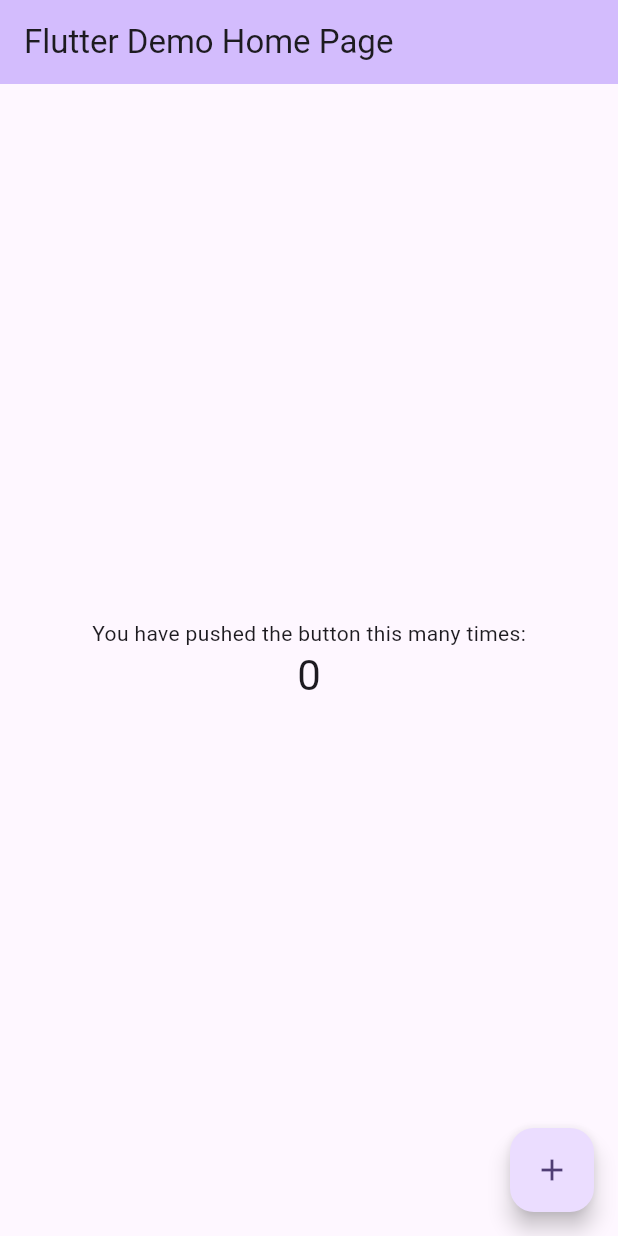
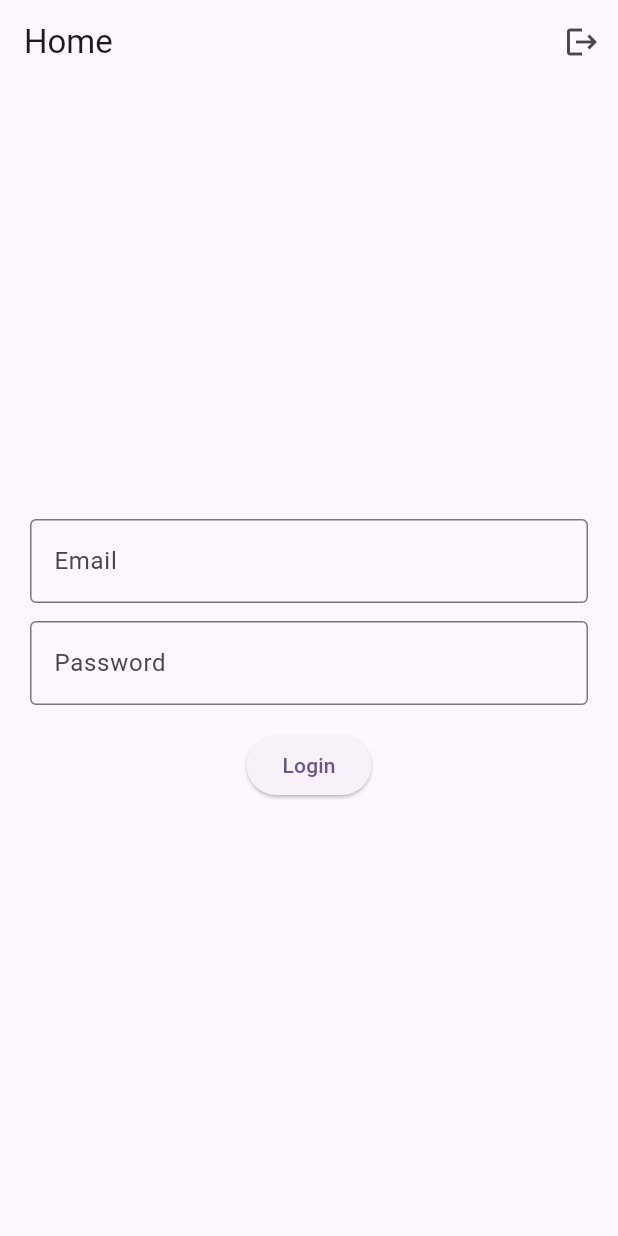
Before and after one commit to devhimuBlockVerse/andromarkets, a Flutter app: the screen it shows after launch, on a phone screen of 412 x 824 dp. Run offline on Flutter 3.47's test engine with Material 3 defaults, Android fonts, the phone set to English and light mode, and no system bars; our stand-ins replace shared_preferences; accounts and stored records are empty.

Commit message:
Boiler Plate Setup With Login Integration Setup

```diff
--- /dev/null
+++ b/lib/config/providers/app_providers.dart
@@ -0,0 +1,20 @@
+import 'package:flutter/material.dart';
+import 'package:provider/provider.dart';
+import '../../presentation/viewmodel/auth_view_model.dart';
+import '../../presentation/viewmodel/home_view_model.dart';
+
+class AppProviders extends StatelessWidget {
+  final Widget child;
+  const AppProviders({super.key, required this.child});
+
+  @override
+  Widget build(BuildContext context) {
+    return MultiProvider(
+      providers: [
+        ChangeNotifierProvider(create: (_) => AuthViewModel()),
+        ChangeNotifierProvider(create: (_) => HomeViewModel()),
+      ],
+      child: child,
+    );
+  }
+}
--- /dev/null
+++ b/lib/core/constants/api_endpoints.dart
@@ -0,0 +1,13 @@
+class ApiEndpoints {
+  static const String baseUrl = 'https://app.andromarkets-crm.test/api/v1';
+
+  // Auth
+  static const String login = '$baseUrl/auth/login';
+
+  // User
+
+
+  // Products
+
+
+}
--- /dev/null
+++ b/lib/core/services/api_service.dart
@@ -0,0 +1,65 @@
+import 'dart:convert';
+
+import 'package:http/http.dart' as http;
+import 'package:shared_preferences/shared_preferences.dart';
+
+import '../../data/models/login_model.dart';
+import '../constants/api_endpoints.dart';
+
+class ApiService {
+
+  Future<LoginResponseModel> login({
+    required String email,
+    required String password,
+  })async{
+    final headers = {
+      'Accept': 'application/json',
+      'Content-Type': 'application/json',
+    };
+
+    final body = jsonEncode({
+      'email': email,
+      'password': password,
+    });
+
+    final response = await http.post(
+      Uri.parse(ApiEndpoints.login),
+      headers: headers,
+      body: body,
+    );
+
+    if (response.statusCode == 200) {
+      final data = jsonDecode(response.body);
+      final loginResponse = LoginResponseModel.fromJson(data);
+      await LocalStorageService.saveToken(loginResponse.token);
+      print("✅Login successful: ${response.body}");
+
+    return loginResponse;
+    } else {
+      final error = jsonDecode(response.body);
+      final message = error['message'] ?? 'Login failed';
+      throw Exception(message);
+    }
+  }
+
+
+
+}
+
+
+class LocalStorageService {
+  static Future<void> saveToken(String token) async {
+    final prefs = await SharedPreferences.getInstance();
+    await prefs.setString('token', token);
+  }
+
+  static Future<String?> getToken() async {
+    final prefs = await SharedPreferences.getInstance();
+    return prefs.getString('token');
+  }
+
+  static Future<void> clearToken() async {
+    final prefs = await SharedPreferences.getInstance();
+    await prefs.remove('token');
+  }
+}
--- /dev/null
+++ b/lib/data/models/login_model.dart
@@ -0,0 +1,45 @@
+class UserModel {
+  final String id;
+  final String name;
+  final String email;
+  final String? emailVerifiedAt;
+
+  UserModel({
+    required this.id,
+    required this.name,
+    required this.email,
+    this.emailVerifiedAt,
+  });
+
+  factory UserModel.fromJson(Map<String, dynamic> json) {
+    return UserModel(
+      id: json['id'],
+      name: json['name'],
+      email: json['email'],
+      emailVerifiedAt: json['email_verified_at'],
+    );
+  }
+}
+
+class LoginResponseModel {
+  final UserModel user;
+  final String token;
+  final List<String> roles;
+  final List<String> permissions;
+
+  LoginResponseModel({
+    required this.user,
+    required this.token,
+    required this.roles,
+    required this.permissions,
+  });
+
+  factory LoginResponseModel.fromJson(Map<String, dynamic> json) {
+    return LoginResponseModel(
+      user: UserModel.fromJson(json['user']),
+      token: json['token'],
+      roles: List<String>.from(json['roles']),
+      permissions: List<String>.from(json['permissions']),
+    );
+  }
+}
--- /dev/null
+++ b/lib/data/repositories/message_repository.dart
@@ -0,0 +1,6 @@
+class MessageRepository {
+  Future<String> getMessage() async {
+    await Future.delayed(const Duration(seconds: 2));
+    return 'Hello from Repository';
+  }
+}
--- /dev/null
+++ b/lib/domain/usecase/get_message_usecase.dart
@@ -0,0 +1,9 @@
+import '../../data/repositories/message_repository.dart';
+
+class GetMessageUseCase {
+  final MessageRepository _repo = MessageRepository();
+
+  Future<String> call() async {
+    return _repo.getMessage();
+  }
+}
--- a/lib/main.dart
+++ b/lib/main.dart
@@ -1,3 +1,5 @@
+import 'package:andromarkets/config/providers/app_providers.dart';
+import 'package:andromarkets/presentation/screens/home/home_view.dart';
 import 'package:flutter/material.dart';
 
 void main() {
@@ -10,113 +12,14 @@ class MyApp extends StatelessWidget {
   // This widget is the root of your application.
   @override
   Widget build(BuildContext context) {
-    return MaterialApp(
-      title: 'Flutter Demo',
-      theme: ThemeData(
-        // This is the theme of your application.
-        //
-        // TRY THIS: Try running your application with "flutter run". You'll see
-        // the application has a purple toolbar. Then, without quitting the app,
-        // try changing the seedColor in the colorScheme below to Colors.green
-        // and then invoke "hot reload" (save your changes or press the "hot
-        // reload" button in a Flutter-supported IDE, or press "r" if you used
-        // the command line to start the app).
-        //
-        // Notice that the counter didn't reset back to zero; the application
-        // state is not lost during the reload. To reset the state, use hot
-        // restart instead.
-        //
-        // This works for code too, not just values: Most code changes can be
-        // tested with just a hot reload.
-        colorScheme: ColorScheme.fromSeed(seedColor: Colors.deepPurple),
+    return AppProviders(
+      child: MaterialApp(
+        title: 'Flutter Demo',
+        theme: ThemeData(
+          colorScheme: ColorScheme.fromSeed(seedColor: Colors.deepPurple),
+        ),
+        home: const HomeView()
       ),
-      home: const MyHomePage(title: 'Flutter Demo Home Page'),
     );
   }
 }
-
-class MyHomePage extends StatefulWidget {
-  const MyHomePage({super.key, required this.title});
-
-  // This widget is the home page of your application. It is stateful, meaning
-  // that it has a State object (defined below) that contains fields that affect
-  // how it looks.
-
-  // This class is the configuration for the state. It holds the values (in this
-  // case the title) provided by the parent (in this case the App widget) and
-  // used by the build method of the State. Fields in a Widget subclass are
-  // always marked "final".
-
-  final String title;
-
-  @override
-  State<MyHomePage> createState() => _MyHomePageState();
-}
-
-class _MyHomePageState extends State<MyHomePage> {
-  int _counter = 0;
-
-  void _incrementCounter() {
-    setState(() {
-      // This call to setState tells the Flutter framework that something has
-      // changed in this State, which causes it to rerun the build method below
-      // so that the display can reflect the updated values. If we changed
-      // _counter without calling setState(), then the build method would not be
-      // called again, and so nothing would appear to happen.
-      _counter++;
-    });
-  }
-
-  @override
-  Widget build(BuildContext context) {
-    // This method is rerun every time setState is called, for instance as done
-    // by the _incrementCounter method above.
-    //
-    // The Flutter framework has been optimized to make rerunning build methods
-    // fast, so that you can just rebuild anything that needs updating rather
-    // than having to individually change instances of widgets.
-    return Scaffold(
-      appBar: AppBar(
-        // TRY THIS: Try changing the color here to a specific color (to
-        // Colors.amber, perhaps?) and trigger a hot reload to see the AppBar
-        // change color while the other colors stay the same.
-        backgroundColor: Theme.of(context).colorScheme.inversePrimary,
-        // Here we take the value from the MyHomePage object that was created by
-        // the App.build method, and use it to set our appbar title.
-        title: Text(widget.title),
-      ),
-      body: Center(
-        // Center is a layout widget. It takes a single child and positions it
-        // in the middle of the parent.
-        child: Column(
-          // Column is also a layout widget. It takes a list of children and
-          // arranges them vertically. By default, it sizes itself to fit its
-          // children horizontally, and tries to be as tall as its parent.
-          //
-          // Column has various properties to control how it sizes itself and
-          // how it positions its children. Here we use mainAxisAlignment to
-          // center the children vertically; the main axis here is the vertical
-          // axis because Columns are vertical (the cross axis would be
-          // horizontal).
-          //
-          // TRY THIS: Invoke "debug painting" (choose the "Toggle Debug Paint"
-          // action in the IDE, or press "p" in the console), to see the
-          // wireframe for each widget.
-          mainAxisAlignment: MainAxisAlignment.center,
-          children: <Widget>[
-            const Text('You have pushed the button this many times:'),
-            Text(
-              '$_counter',
-              style: Theme.of(context).textTheme.headlineMedium,
-            ),
-          ],
-        ),
-      ),
-      floatingActionButton: FloatingActionButton(
-        onPressed: _incrementCounter,
-        tooltip: 'Increment',
-        child: const Icon(Icons.add),
-      ), // This trailing comma makes auto-formatting nicer for build methods.
-    );
-  }
-}
--- /dev/null
+++ b/lib/presentation/screens/home/home_view.dart
@@ -0,0 +1,127 @@
+import 'package:andromarkets/presentation/viewmodel/auth_view_model.dart';
+import 'package:flutter/material.dart';
+import 'package:provider/provider.dart';
+import '../../viewmodel/home_view_model.dart';
+import 'package:shared_preferences/shared_preferences.dart';
+
+
+class HomeView extends StatefulWidget {
+  const HomeView({super.key});
+
+  @override
+  State<HomeView> createState() => _HomeViewState();
+}
+
+class _HomeViewState extends State<HomeView> {
+
+
+  final TextEditingController emailController = TextEditingController();
+  final TextEditingController passwordController = TextEditingController();
+
+  @override
+  void dispose() {
+    emailController.dispose();
+    passwordController.dispose();
+    super.dispose();
+  }
+
+  void _handleLogin(BuildContext context, AuthViewModel authViewModel) {
+    final email = emailController.text.trim();
+    final password = passwordController.text.trim();
+
+    if (email.isEmpty || password.isEmpty) {
+      ScaffoldMessenger.of(context).showSnackBar(
+        const SnackBar(content: Text("Please enter email and password")),
+      );
+      return;
+    }
+
+    authViewModel.login(email, password, context);
+  }
+
+  @override
+  Widget build(BuildContext context) {
+    final viewModel = context.watch<HomeViewModel>();
+    final authViewModel = context.watch<AuthViewModel>();
+    final user = authViewModel.user;
+
+    return Scaffold(
+      appBar: AppBar(
+        title: const Text('Home'),
+        actions: [
+          IconButton(
+            icon: const Icon(Icons.logout),
+            onPressed: () async {
+              final prefs = await SharedPreferences.getInstance();
+              await prefs.clear();
+              ScaffoldMessenger.of(context).showSnackBar(
+                const SnackBar(content: Text("Logged out")),
+              );
+            },
+          ),
+        ],
+      ),
+      body: Center(
+        child: authViewModel.isLoading
+            ? const CircularProgressIndicator()
+            : user == null
+            ? _buildLoginForm(context, authViewModel)
+            : FutureBuilder(
+          future: viewModel.loadUserData(),
+          builder: (context, snapshot) {
+            if (snapshot.connectionState == ConnectionState.waiting) {
+              return const CircularProgressIndicator();
+            }
+
+            if (viewModel.user != null) {
+              return Column(
+                mainAxisSize: MainAxisSize.min,
+                children: [
+                  Text('👤 ID: ${viewModel.user!.id}'),
+                  Text('📛 Name: ${viewModel.user!.name}'),
+                  Text('📧 Email: ${viewModel.user!.email}'),
+                ],
+              );
+            } else {
+              return const Text('No user data found. Please login.');
+            }
+          },
+        ),
+      ),
+    );
+  }
+
+  Widget _buildLoginForm(BuildContext context, AuthViewModel authViewModel) {
+    return Padding(
+      padding: const EdgeInsets.symmetric(horizontal: 20),
+      child: Column(
+        mainAxisSize: MainAxisSize.min,
+        children: [
+          TextField(
+            controller: emailController,
+            decoration: const InputDecoration(
+              labelText: 'Email',
+              border: OutlineInputBorder(),
+            ),
+          ),
+          const SizedBox(height: 12),
+          TextField(
+            controller: passwordController,
+            obscureText: true,
+            decoration: const InputDecoration(
+              labelText: 'Password',
+              border: OutlineInputBorder(),
+            ),
+          ),
+          const SizedBox(height: 16),
+          ElevatedButton(
+            onPressed: () => _handleLogin(context, authViewModel),
+            child: const Text('Login'),
+          ),
+        ],
+      ),
+    );
+  }
+
+
+}
--- /dev/null
+++ b/lib/presentation/viewmodel/auth_view_model.dart
@@ -0,0 +1,34 @@
+import 'package:flutter/material.dart';
+
+import '../../core/services/api_service.dart';
+import '../../data/models/login_model.dart';
+
+class AuthViewModel with ChangeNotifier {
+  final ApiService _apiService = ApiService();
+
+  bool _isLoading = false;
+  bool get isLoading => _isLoading;
+
+  LoginResponseModel? _user;
+  LoginResponseModel? get user => _user;
+
+  Future<void> login(String email, String password, BuildContext context) async {
+    _isLoading = true;
+    notifyListeners();
+
+    try {
+      final loginData = await _apiService.login(email: email, password: password);
+      _user = loginData;
+      notifyListeners();
+
+      // Navigate or show success toast
+    } catch (e) {
+      ScaffoldMessenger.of(context).showSnackBar(
+        SnackBar(content: Text(e.toString())),
+      );
+    } finally {
+      _isLoading = false;
+      notifyListeners();
+    }
+  }
+}
--- /dev/null
+++ b/lib/presentation/viewmodel/home_view_model.dart
@@ -0,0 +1,69 @@
+import 'dart:convert';
+
+import 'package:flutter/material.dart';
+import 'package:shared_preferences/shared_preferences.dart';
+
+import '../../data/models/login_model.dart';
+import '../../domain/usecase/get_message_usecase.dart';
+
+class HomeViewModel extends ChangeNotifier {
+  bool isLoading = false;
+  String message = 'Welcome';
+  UserModel? user;
+  String? token;
+  List<String> roles = [];
+  List<String> permissions = [];
+
+
+  final GetMessageUseCase _getMessageUseCase = GetMessageUseCase();
+
+  Future<void> fetchMessage() async {
+    isLoading = true;
+    notifyListeners();
+
+    message = await _getMessageUseCase();
+
+    isLoading = false;
+    notifyListeners();
+  }
+
+  Future<void> loadUserData() async{
+    final prefs = await SharedPreferences.getInstance();
+    final loginJson = prefs.getString('login_response');
+
+    if(loginJson != null){
+      try{
+        final jsonMap = json.decode(loginJson);
+        final loginResponse = LoginResponseModel.fromJson(jsonMap);
+        user = loginResponse.user;
+        token = loginResponse.token;
+        roles = loginResponse.roles;
+        permissions = loginResponse.permissions;
+
+      }catch(e){
+        print('Error parsing login response: $e');
+      }
+    }
+    notifyListeners();
+  }
+
+
+  Future<void> saveLoginResponse(LoginResponseModel loginResponse) async {
+    final prefs = await SharedPreferences.getInstance();
+    prefs.setString('login_response', json.encode({
+      'user': {
+        'id': loginResponse.user.id,
+        'name': loginResponse.user.name,
+        'email': loginResponse.user.email,
+        'email_verified_at': loginResponse.user.emailVerifiedAt,
+      },
+      'token': loginResponse.token,
+      'roles': loginResponse.roles,
+      'permissions': loginResponse.permissions,
+    }));
+  }
+
+
+
+
+}
```
Also changed, not shown: lib/config/theme/app_colors.dart (added, +11 -0 lines), lib/config/theme/app_text_styles.dart (added, +22 -0 lines), pubspec.yaml (+13 -3 lines), assets/AndroMarketsIcon.png (added), assets/fonts/Oxanium-Regular.ttf (added), assets/fonts/Poppins-Medium.ttf (added), assets/fonts/Poppins-Regular.ttf (added), assets/fonts/Poppins-SemiBold.ttf (added), assets/fonts/Poppins-SemiBoldItalic.ttf (added), pubspec.lock, 30 other files.
